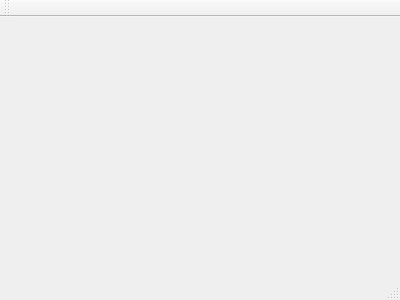
Old version of the form dbfwVerifyUtil/mainwindow.ui in the repository FMX/qt-gui.
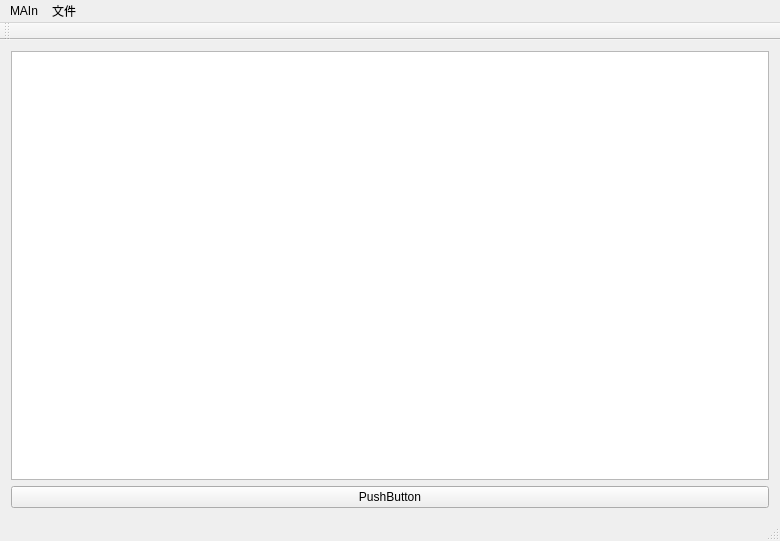
New version of the form.

```diff
--- a/dbfwVerifyUtil/mainwindow.ui
+++ b/dbfwVerifyUtil/mainwindow.ui
@@ -1,24 +1,74 @@
 <ui version="4.0">
  <class>MainWindow</class>
- <widget class="QMainWindow" name="MainWindow" >
-  <property name="geometry" >
+ <widget class="QMainWindow" name="MainWindow">
+  <property name="geometry">
    <rect>
     <x>0</x>
     <y>0</y>
-    <width>400</width>
-    <height>300</height>
+    <width>780</width>
+    <height>541</height>
    </rect>
   </property>
   <property name="windowTitle" >
    <string>MainWindow</string>
   </property>
-  <widget class="QMenuBar" name="menuBar" />
-  <widget class="QToolBar" name="mainToolBar" />
-  <widget class="QWidget" name="centralWidget" />
-  <widget class="QStatusBar" name="statusBar" />
+  <widget class="QWidget" name="centralWidget">
+   <layout class="QGridLayout" name="gridLayout">
+    <item row="0" column="0">
+     <layout class="QVBoxLayout" name="verticalLayout">
+      <item>
+       <widget class="QTableWidget" name="tableWidget"/>
+      </item>
+      <item>
+       <widget class="QPushButton" name="pushButton_2">
+        <property name="text">
+         <string>PushButton</string>
+        </property>
+       </widget>
+      </item>
+     </layout>
+    </item>
+   </layout>
+  </widget>
+  <widget class="QMenuBar" name="menuBar">
+   <property name="geometry">
+    <rect>
+     <x>0</x>
+     <y>0</y>
+     <width>780</width>
+     <height>22</height>
+    </rect>
+   </property>
+   <widget class="QMenu" name="menuMAIn">
+    <property name="title">
+     <string>MAIn</string>
+    </property>
+   </widget>
+   <widget class="QMenu" name="menu">
+    <property name="title">
+     <string>文件</string>
+    </property>
+    <addaction name="actQuit"/>
+   </widget>
+   <addaction name="menuMAIn"/>
+   <addaction name="menu"/>
+  </widget>
+  <widget class="QToolBar" name="mainToolBar">
+   <attribute name="toolBarArea">
+    <enum>TopToolBarArea</enum>
+   </attribute>
+   <attribute name="toolBarBreak">
+    <bool>false</bool>
+   </attribute>
+  </widget>
+  <widget class="QStatusBar" name="statusBar"/>
+  <action name="actQuit">
+   <property name="text">
+    <string>退出</string>
+   </property>
+  </action>
  </widget>
- <layoutDefault spacing="6" margin="11" />
- <pixmapfunction></pixmapfunction>
+ <layoutdefault spacing="6" margin="11"/>
  <resources/>
  <connections/>
 </ui>
```
Left out of the diff: 3 changed lines with no effect on the pictures.
